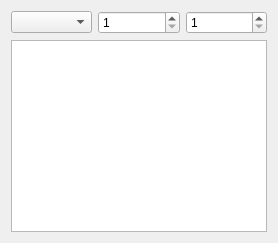
Qt form src/modules/bibleVerse/verseentrywdgt.ui (markuspg/LeitnerLearner) before a commit.
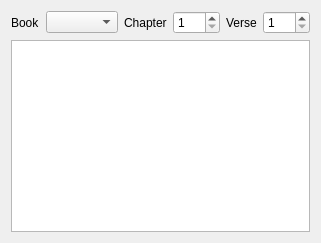
The same form after that commit.

Commit message: Add forgotten labels to VerseEntryWdgt

What changed in the file:
```diff
--- a/src/modules/bibleVerse/verseentrywdgt.ui
+++ b/src/modules/bibleVerse/verseentrywdgt.ui
@@ -8,9 +8,23 @@
   <layout class="QVBoxLayout" name="VLVerseEntryWdgt">
    <item>
     <layout class="QHBoxLayout" name="HLLocation">
+     <item>
+      <widget class="QLabel" name="LBibleBook">
+       <property name="text">
+        <string>Book</string>
+       </property>
+      </widget>
+     </item>
      <item>
       <widget class="QComboBox" name="CBBibleBook"/>
      </item>
+     <item>
+      <widget class="QLabel" name="LChapterNo">
+       <property name="text">
+        <string>Chapter</string>
+       </property>
+      </widget>
+     </item>
      <item>
       <widget class="QSpinBox" name="SBChapterNo">
        <property name="minimum">
@@ -21,6 +35,13 @@
        </property>
       </widget>
      </item>
+     <item>
+      <widget class="QLabel" name="LVerseNo">
+       <property name="text">
+        <string>Verse</string>
+       </property>
+      </widget>
+     </item>
      <item>
       <widget class="QSpinBox" name="SBVerseNo">
        <property name="minimum">
```
